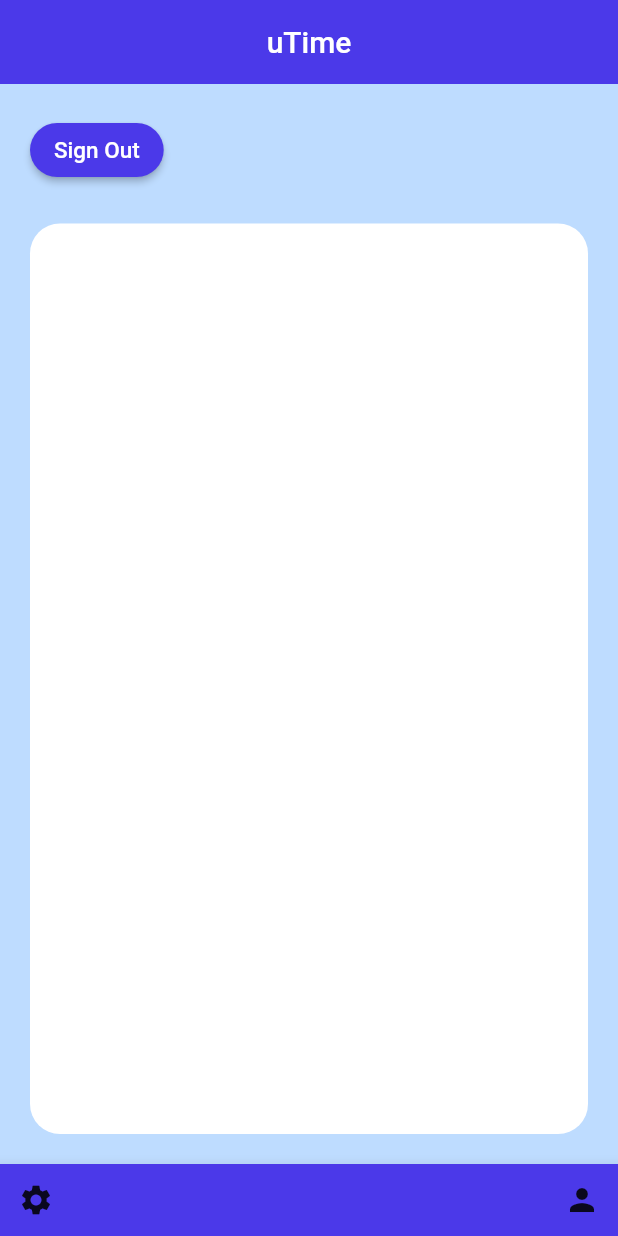
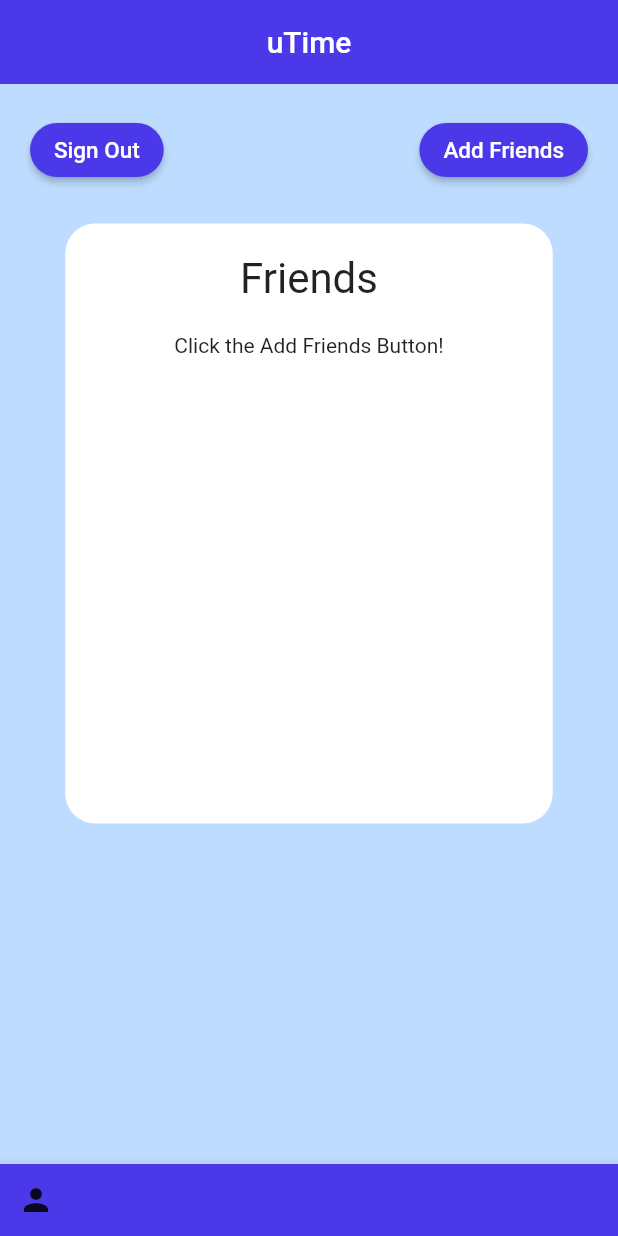
Before and after one commit to acandelmo3/uTime, a Flutter app: the screen it shows once a user with an empty profile is signed in, on a phone screen of 412 x 824 dp. Run offline on Flutter 3.47's test engine with Material 2 defaults, Android fonts, the phone set to English and light mode, and no system bars; our stand-ins replace cloud_firestore, firebase_auth, firebase_core, firebase_storage, image_picker, logger; missing offline and left inert: usage_stats, workmanager; accounts and stored records are empty; statements that could not run were skipped.

Commit message:
March 17th updates

```diff
--- a/sav3/lib/main.dart
+++ b/sav3/lib/main.dart
@@ -20,7 +20,6 @@ Future<void> callbackDispatcher() async {
     Firestore fs = Firestore();
     try {
       double time = await st.getUsage();
-      await fs.updateTime(time);
       logger.d('Time updated!: $time');
     } catch (error) {
       logger.d('Exception thrown!: $error');
@@ -35,7 +34,7 @@ Future<void> main() async {
   await Workmanager().initialize(callbackDispatcher, isInDebugMode: true);
   await Workmanager().registerPeriodicTask(
       "task-identifier", "simplePeriodicTask",
-      initialDelay: Duration(minutes: 2),
+      initialDelay: const Duration(minutes: 2),
       constraints: Constraints(networkType: NetworkType.connected));
   logger.d('Launching App!');
   runApp(const MyApp());
--- a/sav3/lib/screens/friends_list.dart
+++ b/sav3/lib/screens/friends_list.dart
@@ -61,7 +61,7 @@ class _FriendsListState extends State<FriendsList> {
           final friendDoc =
               FirebaseFirestore.instance.collection('users').doc(friend);
           await friendDoc.get().then((DocumentSnapshot doc) {
-            int time = doc.get(FieldPath(['Time']));
+            int time = doc.get(FieldPath(['Time'])).toInt();
             for (int j = 0; j < widgetOrder.length; j++) {
               if (time > widgetOrder.elementAt(j)) {
                 indexToAdd = j;
--- a/sav3/lib/screens/register.dart
+++ b/sav3/lib/screens/register.dart
@@ -1,4 +1,5 @@
 import 'package:flutter/material.dart';
+import 'package:sav3/screens/ui_test.dart';
 import 'package:sav3/services/auth.dart';
 import 'package:sav3/services/firestore.dart';
 import 'home_page.dart';
@@ -97,7 +98,7 @@ class _RegisterState extends State<Register> {
                       fs.getCurrent();
                       fs.getData(fName, lName, result);
                       Navigator.push(context,
-                          MaterialPageRoute(builder: (context) => HomePage()));
+                          MaterialPageRoute(builder: (context) =>UITest()));
                     }
                   }
                 },
--- a/sav3/lib/screens/sign_in.dart
+++ b/sav3/lib/screens/sign_in.dart
@@ -1,7 +1,6 @@
 import 'package:flutter/material.dart';
+import 'package:sav3/screens/ui_test.dart';
 import '../services/auth.dart';
-import '../services/firestore.dart';
-import 'home_page.dart';
 
 class SignIn extends StatefulWidget {
   const SignIn({super.key});
@@ -54,7 +53,7 @@ class _SignInState extends State<SignIn> {
                 dynamic result = await _auth.signIn(email, password);
                 if (result != null) {
                   Navigator.push(context,
-                      MaterialPageRoute(builder: (context) => HomePage()));
+                      MaterialPageRoute(builder: (context) => UITest()));
                 } else {
                   print('NEED TO WARN USER HERE');
                 }
--- a/sav3/lib/screens/ui_test.dart
+++ b/sav3/lib/screens/ui_test.dart
@@ -2,8 +2,10 @@ import 'package:cloud_firestore/cloud_firestore.dart';
 import 'package:flutter/material.dart';
 import 'package:sav3/screens/user_profile.dart';
 import 'package:sav3/services/auth.dart';
+import '../services/build_friends.dart';
 import '../services/firestore.dart';
 import '../services/screentime.dart';
+import 'add_friends.dart';
 import 'friends_list.dart';
 import 'login_matrix.dart';
 
@@ -13,9 +15,10 @@ class UITest extends StatelessWidget {
 
   Future<String> showTime() async {
     double result = await st.getUsage();
+    int days = (result / (1000 * 60 * 60 * 24)).toInt();
     int hrs = ((result / (1000 * 60 * 60)) % 24).toInt();
     int mins = ((result / (1000 * 60) % 60)).toInt();
-    String time = 'Screentime This Week: $hrs hrs $mins mins';
+    String time = '$days days $hrs hrs $mins mins';
     return time;
   }
 
@@ -37,51 +40,69 @@ class UITest extends StatelessWidget {
             mainAxisSize: MainAxisSize.max,
             mainAxisAlignment: MainAxisAlignment.spaceBetween,
             children: <Widget>[
-            IconButton(onPressed: () async {
+              IconButton(
+                  onPressed: () async {
                     FirebaseFirestore.instance
                         .collection('id map')
                         .doc(Firestore.getCurrentUser())
                         .get()
                         .then((DocumentSnapshot documentSnapshot) async {
-                  String name = await documentSnapshot.get(FieldPath(['name']));
+                      String name =
+                          await documentSnapshot.get(FieldPath(['name']));
                       Navigator.push(
                           context,
                           MaterialPageRoute(
                               builder: (context) => UserProfile(name)));
                     });
                   },
-                  icon: const Icon(Icons.settings)),
-            IconButton(onPressed: () => Navigator.push(context,
+                  icon: const Icon(Icons.person)),
+              /*
+              IconButton(
+                  onPressed: () => Navigator.push(context,
                       MaterialPageRoute(builder: (context) => FriendsList())),
                   icon: const Icon(Icons.person)),
+              */
             ],
-        )
-      ),
-      body:
-      Padding(
+          )),
+      body: Padding(
         padding: const EdgeInsets.all(20.0),
         child: Column(crossAxisAlignment: CrossAxisAlignment.center, children: [
-          CustomPaint (painter: BluePainter(),
+          CustomPaint(
+            painter: BluePainter(),
             //child: Center(child: Column(mainAxisAlignment: MainAxisAlignment.center,
             //  children: [],
             //))
           ),
-          Row(children: [
+          Row(
+            children: [
               ElevatedButton(
                   style: ElevatedButton.styleFrom(
                       backgroundColor: const Color.fromARGB(255, 75, 57, 233),
                       //backgroundColor: const Colors.white,
                       //foregroundColor: const Color.fromARGB(255, 75, 57, 233),
-                shape: const StadiumBorder()
-              ),
+                      shape: const StadiumBorder()),
                   onPressed: () {
                     _auth.signOut();
                     Navigator.push(
-                    context, MaterialPageRoute(builder: (context) => const Matrix()));
+                        context,
+                        MaterialPageRoute(
+                            builder: (context) => const Matrix()));
                   },
-              child: const Text('Sign Out', style: TextStyle(fontSize: 15))),
-
-          ],),
+                  child:
+                      const Text('Sign Out', style: TextStyle(fontSize: 15))),
+              const Spacer(),
+              ElevatedButton(
+                  style: ElevatedButton.styleFrom(
+                      backgroundColor: const Color.fromARGB(255, 75, 57, 233),
+                      //backgroundColor: const Colors.white,
+                      //foregroundColor: const Color.fromARGB(255, 75, 57, 233),
+                      shape: const StadiumBorder()),
+                  onPressed: () => Navigator.push(context,
+                      MaterialPageRoute(builder: (context) => AddFriends())),
+                  child: const Text('Add Friends',
+                      style: TextStyle(fontSize: 15))),
+            ],
+          ),
           /*
             FutureBuilder(
               future: showTime(),
@@ -130,12 +151,10 @@ class UITest extends StatelessWidget {
             future: fs.getGoalPercent(),
             builder: (BuildContext context, AsyncSnapshot<double> snapshot) {
               if (snapshot.data != null) {
-                  return (
-                    Center( child:
-                    Stack(
-                      alignment: Alignment.center,
-                      children: [
-                      Center(//height: 200, children: [
+                return (Center(
+                    child: Stack(alignment: Alignment.center, children: [
+                  Center(
+                    //height: 200, children: [
                     //Stack(
                     //height: 200,
                     //Stack(
@@ -152,39 +171,65 @@ class UITest extends StatelessWidget {
                   ),
                   Center(
                     //heightFactor: 13,
-                      child:
-                      FutureBuilder(
+                    child: FutureBuilder(
                       future: showTime(),
-                        builder: (BuildContext context, AsyncSnapshot<String> snapshot) {
+                      builder: (BuildContext context,
+                          AsyncSnapshot<String> snapshot) {
                         if (snapshot.data != null) {
-                            return Text(snapshot.data!,
+                          return Text(
+                            snapshot.data!,
                             textAlign: TextAlign.center,
+                            textScaleFactor: 1.75,
                           );
                         } else {
                           return Container();
                         }
                       },
                     ),
-                    )]
                   )
-                  )
-                  );
+                ])));
                 //);
               } else {
                 return Container();
               }
             },
           ),
-            Container(height: 25,),
+          Container(
+            height: 25,
+          ),
           Flexible(
             //alignment: Alignment.bottomCenter,
             child: Container(
                 decoration: const BoxDecoration(
                     color: Colors.white,
                     borderRadius: BorderRadius.all(Radius.circular(20))),
+                child: SizedBox(
+                    height: 400,
+                    width: 325,
+                    child: Column(children: [
+                      const Padding(
+                          padding: EdgeInsets.only(top: 20.0),
+                          child: Text(
+                            'Friends',
+                            textAlign: TextAlign.center,
+                            textScaleFactor: 2,
+                          )),
+                      FutureBuilder(
+                          future: BuildFriends.buildList(context),
+                          builder: (BuildContext context,
+                              AsyncSnapshot<List<Widget>> snapshot) {
+                            if (snapshot.hasData) {
+                              return Padding(
+                                  padding: const EdgeInsets.symmetric(
+                                      horizontal: 20.0),
+                                  child: Column(children: snapshot.data!));
+                            } else {
+                              return Container();
+                            }
+                          })
+                    ]))),
+            //Column(color: white)
           )
-            ),
-            //Column(color: white)
         ]),
       ),
     );
@@ -201,7 +246,7 @@ class BluePainter extends CustomPainter {
     Path mainBackground = Path();
     mainBackground.addRect(Rect.fromLTRB(0, 0, width, height));
     //paint.color = const Color.fromARGB(255, 190, 220, 255);
-    paint.color = Color.fromARGB(255, 0, 28, 59);
+    paint.color = const Color.fromARGB(255, 0, 28, 59);
     canvas.drawPath(mainBackground, paint);
   }
 
--- /dev/null
+++ b/sav3/lib/services/build_friends.dart
@@ -0,0 +1,83 @@
+import 'package:cloud_firestore/cloud_firestore.dart';
+import 'package:flutter/gestures.dart';
+import 'package:flutter/material.dart';
+import '../screens/user_profile.dart';
+import 'firestore.dart';
+
+class BuildFriends {
+  static Future<List<Widget>> buildList(BuildContext context) async {
+    List<Widget> reqWidgets = <Widget>[];
+    List<String> friendList = <String>[];
+    List<int> widgetOrder = <int>[];
+    int indexToAdd = 0;
+
+    reqWidgets.add(const Padding(
+      padding: EdgeInsets.all(10.0),
+    ));
+    final curr = FirebaseFirestore.instance
+        .collection('id map')
+        .doc(Firestore.getCurrentUser());
+
+    await curr.get().then((DocumentSnapshot documentSnapshot) async {
+      final user = FirebaseFirestore.instance
+          .collection('users')
+          .doc(await documentSnapshot.get(FieldPath(['name'])));
+      await user.get().then((DocumentSnapshot documentSnapshot) async {
+        for (int i = 0;
+            i < await documentSnapshot.get(FieldPath(['Friends List'])).length;
+            i++) {
+          String friend = await documentSnapshot
+              .get(FieldPath(['Friends List']))
+              .elementAt(i);
+
+          final friendDoc =
+              FirebaseFirestore.instance.collection('users').doc(friend);
+          await friendDoc.get().then((DocumentSnapshot doc) {
+            int time = doc.get(FieldPath(['Time'])).toInt();
+            for (int j = 0; j < widgetOrder.length; j++) {
+              if (time > widgetOrder.elementAt(j)) {
+                indexToAdd = j;
+                break;
+              }
+            }
+            widgetOrder.insert(indexToAdd, time);
+            friendList.insert(indexToAdd, friend);
+            indexToAdd++;
+          });
+        }
+
+        if (friendList.isEmpty) {
+          reqWidgets.add(const Padding(
+            padding: EdgeInsets.symmetric(horizontal: 20),
+             child: Text('Click the Add Friends Button!')));
+        }
+
+        int i = 0;
+        while (i < friendList.length) {
+          int time = widgetOrder.elementAt(i) ~/ (1000 * 60 * 60);
+          String name = friendList.elementAt(i++);
+          reqWidgets.add(Row(
+            children: [
+              RichText(
+                text: TextSpan(
+                    text: '$i. $name',
+                    style: const TextStyle(color: Colors.black),
+                    recognizer: TapGestureRecognizer()
+                      ..onTap = () {
+                        Navigator.push(
+                            context,
+                            MaterialPageRoute(
+                                builder: (context) =>
+                                    UserProfile(friendList.elementAt(i - 1))));
+                      }),
+              ),
+              const Spacer(),
+              Text('$time hrs'),
+            ],
+          ));
+        }
+      });
+    });
+    return reqWidgets;
+  }
+}
--- a/sav3/lib/services/firestore.dart
+++ b/sav3/lib/services/firestore.dart
@@ -1,4 +1,5 @@
 import 'dart:io';
+import 'package:http/http.dart' as http;
 import 'package:firebase_auth/firebase_auth.dart';
 import 'package:cloud_firestore/cloud_firestore.dart';
 import 'package:firebase_storage/firebase_storage.dart';
@@ -53,7 +54,6 @@ class Firestore {
     final user = AppUser(
       fName: fName,
       lName: lName,
-      pfp: '',
       code: 0,
       requests: [],
       friends: [],
@@ -190,7 +190,7 @@ class Firestore {
         .then((DocumentSnapshot doc) async {
       String name = doc.get(FieldPath(const ['name']));
       final storageRef = storage.ref().child('pfps/$name');
-       await storageRef.putFile(file);
+      await storageRef.putFile(file);
     });
   }
 
--- a/sav3/lib/services/screentime.dart
+++ b/sav3/lib/services/screentime.dart
@@ -1,6 +1,8 @@
 import 'dart:io';
 import 'package:flutter/services.dart';
 import 'package:usage_stats/usage_stats.dart';
+
+import 'firestore.dart';
 
 /*
 * This class gets the total screen time for a user using the
@@ -8,7 +10,6 @@ import 'package:usage_stats/usage_stats.dart';
 * //TODO find implementation for IOS using ScreenTime API
 */
 class Screentime {
-
 //Creates a MethodChannel to access Main Activity
   static const platform = MethodChannel("com.example/sav3");
 
@@ -46,6 +47,8 @@ class Screentime {
     for (var i in t) {
       total += double.parse(i.totalTimeInForeground!);
     }
+    Firestore fs = Firestore();
+    await fs.updateTime(total);
     return total;
   }
 }
--- a/sav3/lib/user.dart
+++ b/sav3/lib/user.dart
@@ -6,7 +6,6 @@ import 'package:cloud_firestore/cloud_firestore.dart';
 class AppUser {
   final String? fName;
   final String? lName;
-  final String? pfp;
   final int? code;
   final List<String>? requests;
   final List<String>? friends;
@@ -16,7 +15,6 @@ class AppUser {
   AppUser({
     this.fName,
     this.lName,
-    this.pfp,
     this.code,
     this.requests,
     this.friends,
@@ -32,7 +30,6 @@ class AppUser {
     return AppUser(
       fName: data?['First Name'],
       lName: data?['Last Name'],
-      pfp: data?['Profile Picture'],
       code: data?['Friend Code'],
       requests: data?['Friend Requests'] is Iterable
           ? List.from(data?['Friend Requests'])
@@ -53,7 +50,6 @@ class AppUser {
     return {
       if (fName != null) 'First Name': fName,
       if (lName != null) 'Last Name': lName,
-      'pfp': 'https://static.thenounproject.com/png/5034901-200.png',
       if (code != null) 'Friend Code': code,
       'Friend Requests': requests,
       'Friends List': friends,
```
Also changed, not shown: sav3/lib/screens/add_friends.dart (+8 -1 lines), sav3/lib/screens/friend_requests.dart (+5 -2 lines), sav3/lib/screens/user_profile.dart (+21 -11 lines). Lines whose indentation alone changed are shown as unchanged.
